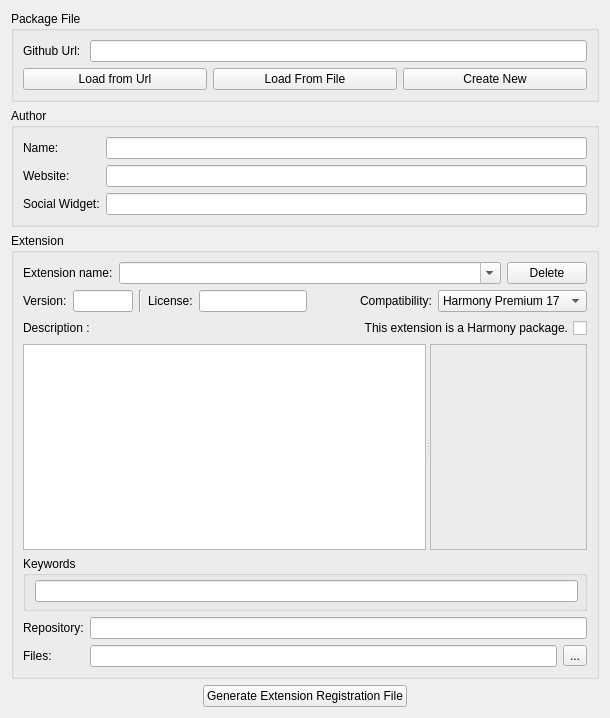
First picture: the form in ExtensionStore/packages/ExtensionStore/register.ui, repository mchaptel/TBScripts, before the edit.
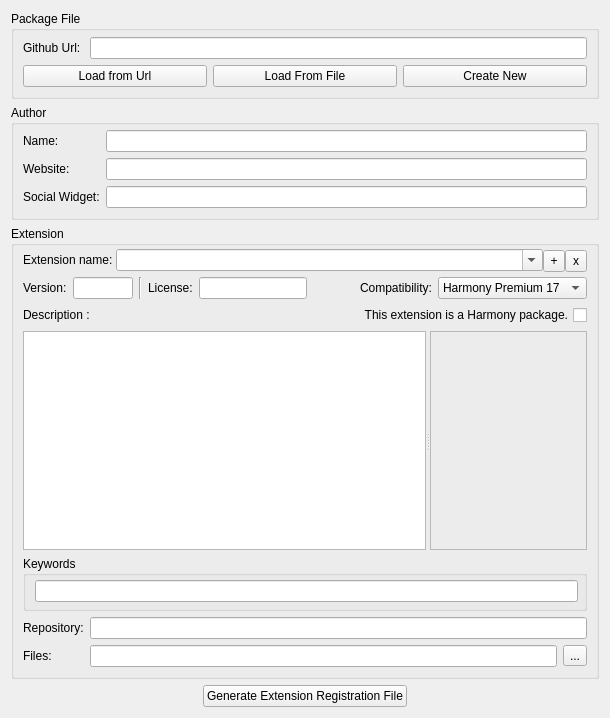
Second picture: the form after the edit.

Commit message: more work on registration window, pickFiles dialog completely implemented

Diff of the .ui file:
```diff
--- a/ExtensionStore/packages/ExtensionStore/register.ui
+++ b/ExtensionStore/packages/ExtensionStore/register.ui
@@ -20,6 +20,9 @@
       <string>Package File</string>
      </property>
      <layout class="QVBoxLayout" name="verticalLayout">
+      <property name="topMargin">
+       <number>6</number>
+      </property>
       <item>
        <layout class="QHBoxLayout" name="horizontalLayout_14">
         <item>
@@ -84,6 +87,9 @@
       <string>Author</string>
      </property>
      <layout class="QFormLayout" name="formLayout_3">
+      <property name="topMargin">
+       <number>5</number>
+      </property>
       <item row="0" column="1">
        <widget class="QLineEdit" name="authorField"/>
       </item>
@@ -123,8 +129,14 @@
       <string>Extension</string>
      </property>
      <layout class="QVBoxLayout" name="verticalLayout_3">
+      <property name="topMargin">
+       <number>3</number>
+      </property>
       <item>
        <layout class="QHBoxLayout" name="horizontalLayout">
+        <property name="spacing">
+         <number>0</number>
+        </property>
         <item>
          <widget class="QLabel" name="label_12">
           <property name="sizePolicy">
@@ -138,6 +150,22 @@
           </property>
          </widget>
         </item>
+        <item>
+         <spacer name="horizontalSpacer">
+          <property name="orientation">
+           <enum>Qt::Horizontal</enum>
+          </property>
+          <property name="sizeType">
+           <enum>QSizePolicy::Fixed</enum>
+          </property>
+          <property name="sizeHint" stdset="0">
+           <size>
+            <width>3</width>
+            <height>0</height>
+           </size>
+          </property>
+         </spacer>
+        </item>
         <item>
          <widget class="QComboBox" name="extensionPicker">
           <property name="sizePolicy">
@@ -161,21 +189,58 @@
          </widget>
         </item>
         <item>
-         <widget class="QPushButton" name="pushButton">
+         <widget class="QToolButton" name="addExtensionButton">
+          <property name="minimumSize">
+           <size>
+            <width>22</width>
+            <height>22</height>
+           </size>
+          </property>
+          <property name="maximumSize">
+           <size>
+            <width>19</width>
+            <height>19</height>
+           </size>
+          </property>
+          <property name="text">
+           <string>+</string>
+          </property>
+          <property name="iconSize">
+           <size>
+            <width>19</width>
+            <height>19</height>
+           </size>
+          </property>
+         </widget>
+        </item>
+        <item>
+         <widget class="QToolButton" name="removeExtensionButton">
           <property name="sizePolicy">
            <sizepolicy hsizetype="Maximum" vsizetype="Fixed">
             <horstretch>0</horstretch>
             <verstretch>0</verstretch>
            </sizepolicy>
           </property>
+          <property name="minimumSize">
+           <size>
+            <width>22</width>
+            <height>22</height>
+           </size>
+          </property>
           <property name="maximumSize">
            <size>
-            <width>16777215</width>
-            <height>100</height>
+            <width>19</width>
+            <height>19</height>
            </size>
           </property>
           <property name="text">
-           <string>Delete</string>
+           <string>x</string>
+          </property>
+          <property name="iconSize">
+           <size>
+            <width>19</width>
+            <height>19</height>
+           </size>
           </property>
          </widget>
         </item>
@@ -330,7 +395,7 @@
         <property name="maximumSize">
          <size>
           <width>16777215</width>
-          <height>300</height>
+          <height>16777215</height>
          </size>
         </property>
         <property name="orientation">
```
Left out of the diff: 13 changed lines with no effect on the pictures. The commit also changes 4 other files.
